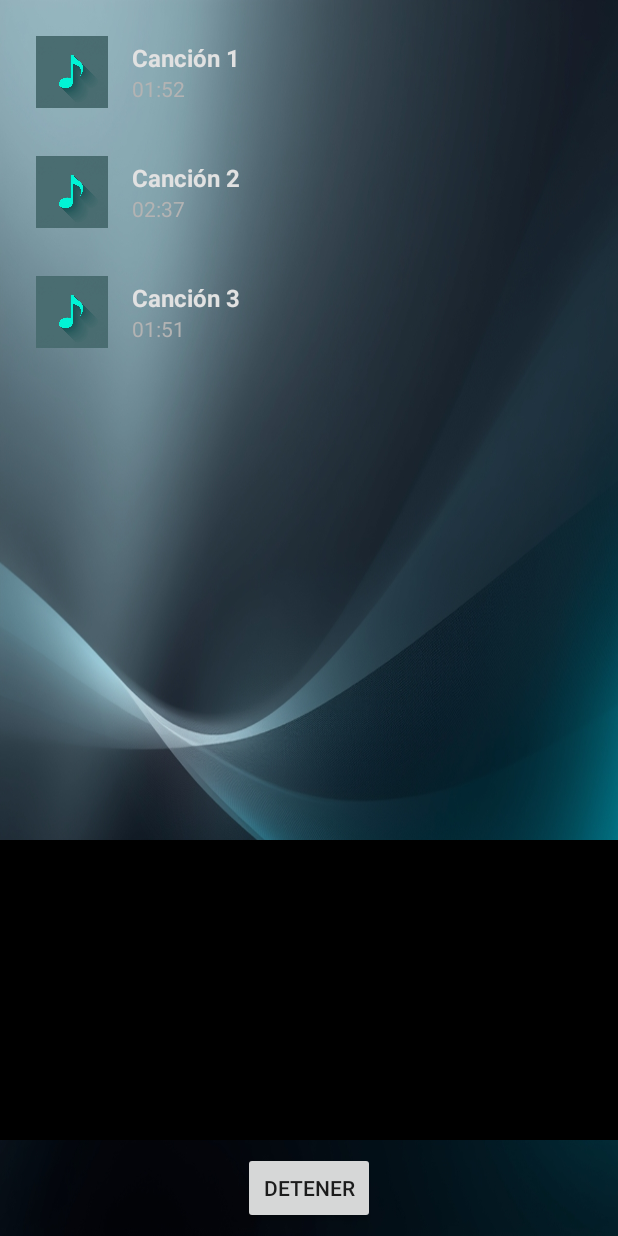
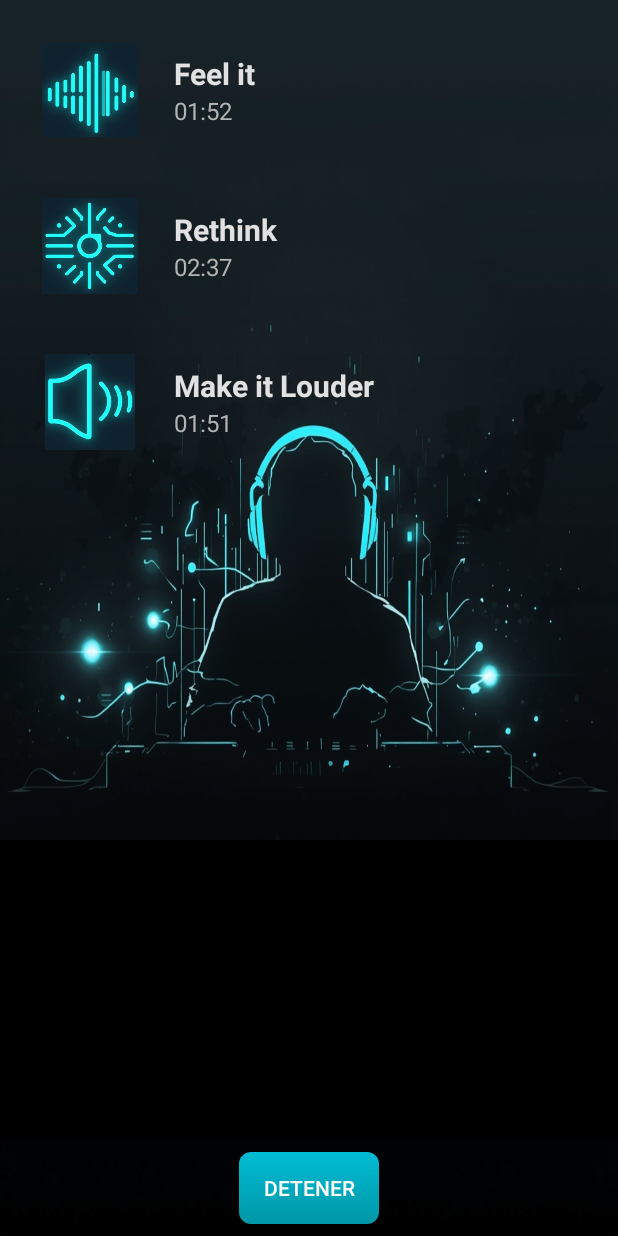
Before and after one commit to StoneyGravy963/Prueba1, an Android app: the screen it shows after launch (MainActivity), on a phone screen of 412 x 824 dp. Run offline under Robolectric (Android 15) with nearby library versions, the phone set to English and light mode, and no system bars; 2 statements that could not run were skipped.

Commit message:
Ya merito

```diff
--- a/app/src/main/java/com/example/examenn/MainActivity.kt
+++ b/app/src/main/java/com/example/examenn/MainActivity.kt
@@ -73,9 +73,9 @@ class MainActivity : AppCompatActivity() {
 
     private fun crearListaCanciones() {
         listaCanciones = listOf(
-            Cancion("Canción 1", "01:52", R.raw.cancion1, R.drawable.icono_cancion),
-            Cancion("Canción 2", "02:37", R.raw.cancion2, R.drawable.icono_cancion),
-            Cancion("Canción 3", "01:51", R.raw.cancion3, R.drawable.icono_cancion)
+            Cancion("Feel it", "01:52", R.raw.cancion1, R.drawable.icono1),
+            Cancion("Rethink", "02:37", R.raw.cancion2, R.drawable.icono2),
+            Cancion("Make it Louder", "01:51", R.raw.cancion3, R.drawable.icono3)
         )
     }
 
--- /dev/null
+++ b/app/src/main/res/drawable/button_stop_background.xml
@@ -0,0 +1,13 @@
+<shape xmlns:android="http://schemas.android.com/apk/res/android"
+    android:shape="rectangle">
+    <gradient
+        android:startColor="#00BCD4"
+        android:endColor="#0097A7"
+        android:angle="270" />
+    <corners android:radius="8dp" />
+    <padding
+        android:left="16dp"
+        android:top="8dp"
+        android:right="16dp"
+        android:bottom="8dp" />
+</shape>
--- a/app/src/main/res/layout/activity_main.xml
+++ b/app/src/main/res/layout/activity_main.xml
@@ -5,7 +5,7 @@
     android:layout_width="match_parent"
     android:layout_height="match_parent"
     android:orientation="vertical"
-    android:background="@drawable/widget_bg"
+    android:background="@drawable/bg"
     tools:context=".MainActivity">
 
     <androidx.recyclerview.widget.RecyclerView
@@ -20,9 +20,9 @@
         android:id="@+id/vista_reproductor"
         android:layout_width="match_parent"
         android:layout_height="200dp"
-        android:background="@color/color_surface"
+        android:background="@color/black"
         app:use_controller="true"
-        app:default_artwork="@drawable/fondo_musica1" />
+        app:default_artwork="@drawable/fondo_musica" />
 
     <Button
         android:id="@+id/boton_detener_main_activity"
@@ -31,6 +31,8 @@
         android:text="Detener"
         android:layout_gravity="center_horizontal"
         android:layout_marginBottom="8dp"
-        android:layout_marginTop="8dp"/>
+        android:layout_marginTop="8dp"
+        android:background="@drawable/button_stop_background"
+        android:textColor="@color/white"/>
 
 </LinearLayout>
--- a/app/src/main/res/layout/item_cancion.xml
+++ b/app/src/main/res/layout/item_cancion.xml
@@ -4,17 +4,17 @@
     android:layout_width="match_parent"
     android:layout_height="wrap_content"
     android:orientation="horizontal"
-    android:padding="16dp"
+    android:padding="20dp"
     android:gravity="center_vertical"
     android:background="?attr/selectableItemBackground">
 
     <ImageView
         android:id="@+id/imagen_icono_cancion"
-        android:layout_width="48dp"
-        android:layout_height="48dp"
+        android:layout_width="64dp"
+        android:layout_height="64dp"
         android:src="@drawable/ic_launcher_foreground"
         android:contentDescription="Icono de la canci\u00f3n"
-        android:layout_marginEnd="16dp"/>
+        android:layout_marginEnd="24dp"/>
 
     <LinearLayout
         android:layout_width="0dp"
@@ -26,7 +26,7 @@
             android:id="@+id/texto_nombre_cancion"
             android:layout_width="match_parent"
             android:layout_height="wrap_content"
-            android:textSize="16sp"
+            android:textSize="20sp"
             android:textStyle="bold"
             android:textColor="@color/text_color_primary"
             tools:text="Nombre de la Canción"/>
@@ -35,7 +35,7 @@
             android:id="@+id/texto_duracion_cancion"
             android:layout_width="match_parent"
             android:layout_height="wrap_content"
-            android:textSize="14sp"
+            android:textSize="16sp"
             android:textColor="@color/text_color_secondary"
             tools:text="03:45"/>
 
--- a/app/src/main/res/layout/widget_reproductor.xml
+++ b/app/src/main/res/layout/widget_reproductor.xml
@@ -10,8 +10,8 @@
     <!-- Icono: usar mipmap o PNG para evitar problemas con vectores en algunos launchers -->
     <ImageView
         android:id="@+id/widget_icono"
-        android:layout_width="72dp"
-        android:layout_height="72dp"
+        android:layout_width="96dp"
+        android:layout_height="82dp"
         android:src="@drawable/widget_reproductor1"
         android:contentDescription="@null" />
 
@@ -22,7 +22,7 @@
         android:layout_weight="1"
         android:text="Ninguna canción"
         android:textColor="@color/text_color_primary"
-        android:textSize="16sp"
+        android:textSize="20sp"
         android:gravity="center"
         android:paddingStart="12dp"
         android:paddingEnd="12dp"
@@ -33,17 +33,19 @@
     <ImageView
         android:id="@+id/widget_boton_play_pausa"
         android:layout_width="48dp"
-        android:layout_height="48dp"
+        android:layout_height="68dp"
         android:src="@android:drawable/ic_media_play"
         android:background="@android:color/transparent"
-        android:contentDescription="@null" />
+        android:contentDescription="@null"
+         />
 
     <ImageView
         android:id="@+id/widget_boton_stop"
         android:layout_width="48dp"
-        android:layout_height="48dp"
+        android:layout_height="68dp"
         android:src="@android:drawable/ic_menu_close_clear_cancel"
         android:background="@android:color/transparent"
-        android:contentDescription="@null" />
+        android:contentDescription="@null"
+         />
 
 </LinearLayout>
```
Also changed, not shown: app/src/main/res/drawable/bg.jpg (added), app/src/main/res/drawable/fondo_musica.jpg (added), app/src/main/res/drawable/icono1.png (added), app/src/main/res/drawable/icono2.png (added), app/src/main/res/drawable/icono3.png (added).
